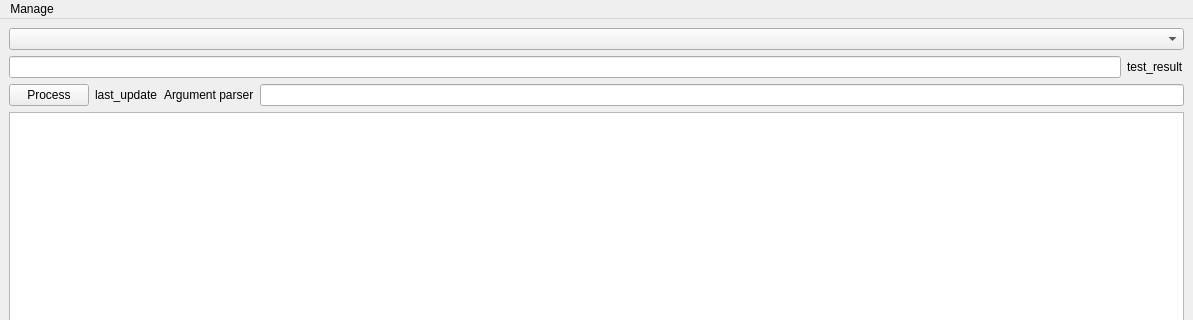
Above: checkfrench/ui/mainwindow/mainwindow.ui from Silous888/RawTextCheck before the change; both pictures show x 0 to 1193 and y 0 to 320 of the 1193 by 858 pixel window. Below: the same form after it.
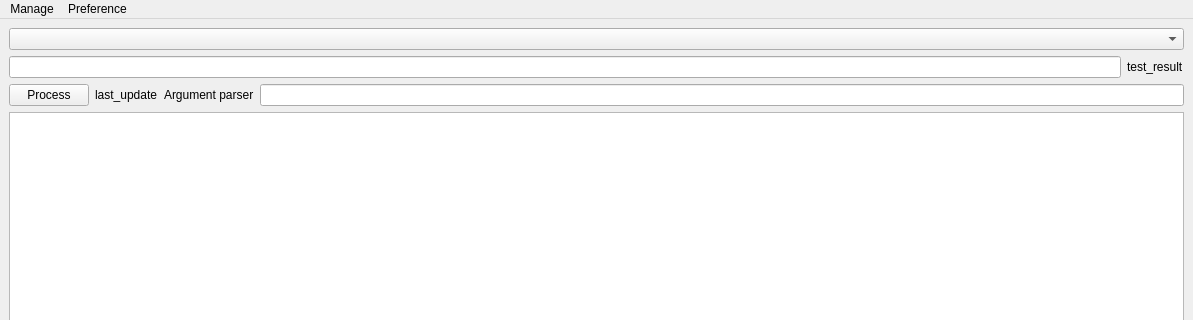
That is the form after the change. Custom widgets are drawn as their Qt base class.

What changed in the file:
```diff
--- a/checkfrench/ui/mainwindow/mainwindow.ui
+++ b/checkfrench/ui/mainwindow/mainwindow.ui
@@ -124,7 +124,13 @@
     <addaction name="separator"/>
     <addaction name="actionParsers"/>
    </widget>
+   <widget class="QMenu" name="menuPreference">
+    <property name="title">
+     <string>Preference</string>
+    </property>
+   </widget>
    <addaction name="menuManage"/>
+   <addaction name="menuPreference"/>
   </widget>
   <action name="actionOpen_Recent_Result">
    <property name="text">
```
Left out of the diff: 5 changed lines with no effect on the pictures.
